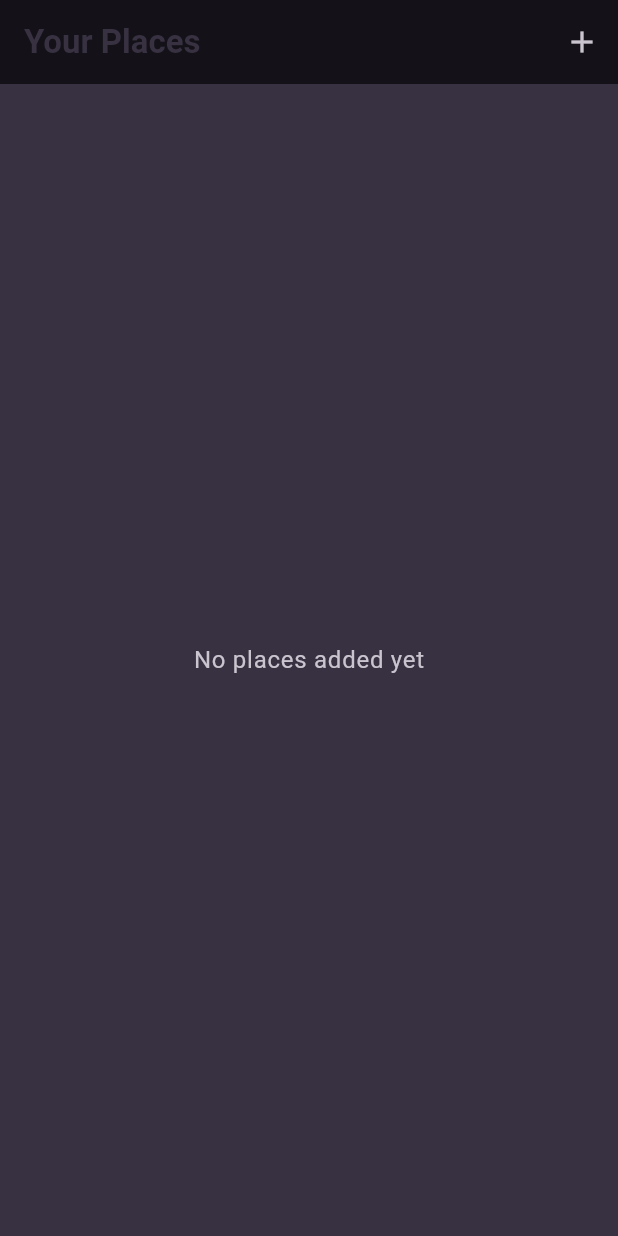
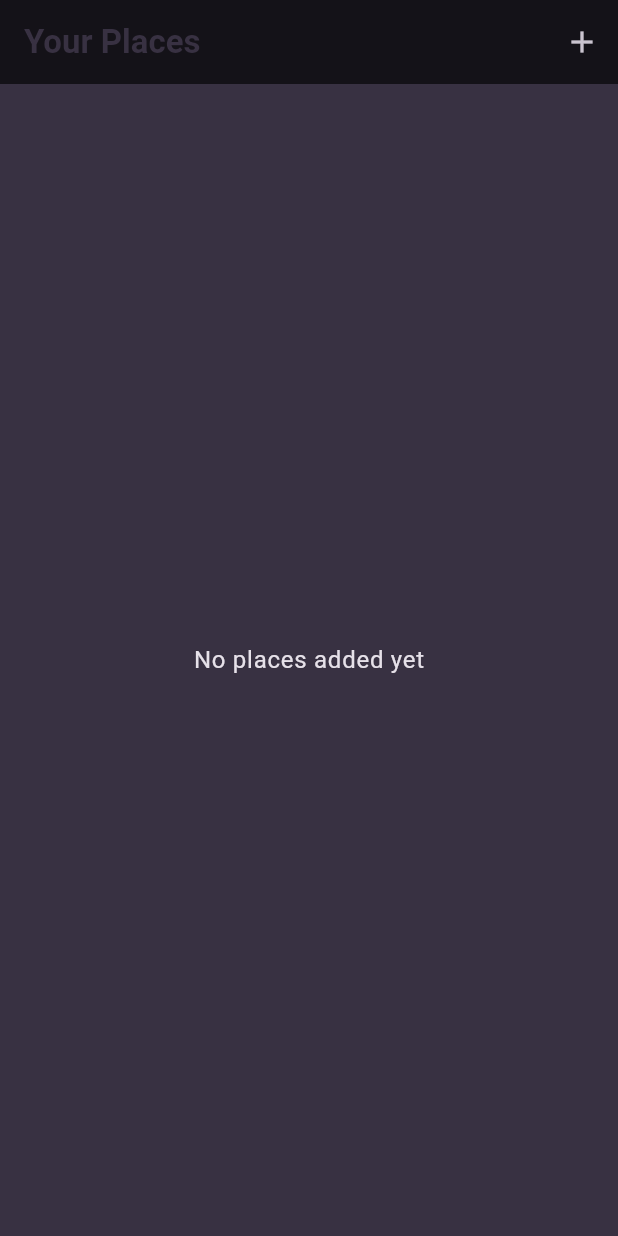
Before and after one commit to imdanishk/favourite_places_app, a Flutter app: the screen it shows after launch, on a phone screen of 412 x 824 dp. Run offline on Flutter 3.47's test engine with Material 3 defaults, Android fonts, the phone set to English and light mode, and no system bars; our stand-ins replace flutter_riverpod, google_fonts, image_picker, location.

```diff
--- a/lib/models/place.dart
+++ b/lib/models/place.dart
@@ -1,12 +1,30 @@
 import 'dart:io';
+
 import 'package:uuid/uuid.dart';
 
 const uuid = Uuid();
 
+class PlaceLocation {
+  const PlaceLocation({
+    required this.latitude,
+    required this.longitude,
+    required this.address,
+  });
+
+  final double latitude;
+  final double longitude;
+  final String address;
+}
+
 class Place {
-  Place({required this.title, required this.image}) : id = uuid.v4();
+  Place({
+    required this.title,
+    required this.image,
+    required this.location,
+  }) : id = uuid.v4();
 
   final String id;
   final String title;
   final File image;
+  final PlaceLocation location;
 }
--- a/lib/providers/user_places.dart
+++ b/lib/providers/user_places.dart
@@ -6,8 +6,8 @@ import '../models/place.dart';
 class UserPlacesNotifier extends StateNotifier<List<Place>> {
   UserPlacesNotifier() : super(const []);
 
-  void addPlace(String title, File image) {
-    final newPlace = Place(title: title, image: image);
+  void addPlace(String title, File image, PlaceLocation location) {
+    final newPlace = Place(title: title, image: image, location: location);
     state = [newPlace, ...state];
   }
 }
--- a/lib/widgets/places_list.dart
+++ b/lib/widgets/places_list.dart
@@ -15,7 +15,7 @@ class PlacesList extends StatelessWidget {
         child: Text(
           'No places added yet',
           style: Theme.of(context).textTheme.bodyLarge!.copyWith(
-                color: Theme.of(context).colorScheme.onSurfaceVariant,
+                color: Theme.of(context).colorScheme.onBackground,
               ),
         ),
       );
@@ -31,7 +31,13 @@ class PlacesList extends StatelessWidget {
         title: Text(
           places[index].title,
           style: Theme.of(context).textTheme.titleMedium!.copyWith(
-                color: Theme.of(context).colorScheme.onSurfaceVariant,
+                color: Theme.of(context).colorScheme.onBackground,
+              ),
+        ),
+        subtitle: Text(
+          places[index].location.address,
+          style: Theme.of(context).textTheme.bodySmall!.copyWith(
+                color: Theme.of(context).colorScheme.onBackground,
               ),
         ),
         onTap: () {
--- a/pubspec.yaml
+++ b/pubspec.yaml
@@ -40,6 +40,7 @@ dependencies:
   flutter_riverpod: ^2.5.1
   image_picker: ^1.1.2
   location: ^6.0.2
+  http: ^1.2.1
 
 dev_dependencies:
   flutter_test:
```
Also changed, not shown: lib/screens/add_place.dart (+12 -4 lines), lib/screens/place_detail.dart (+43 -0 lines), lib/widgets/location_input.dart (+45 -5 lines), pubspec.lock.
